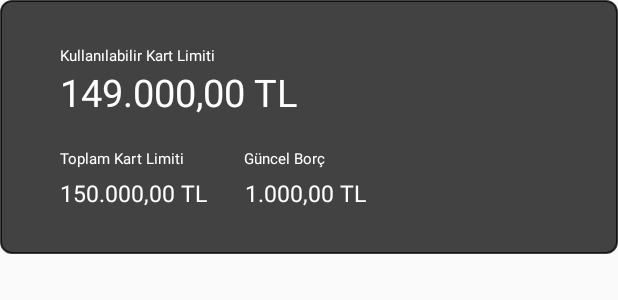
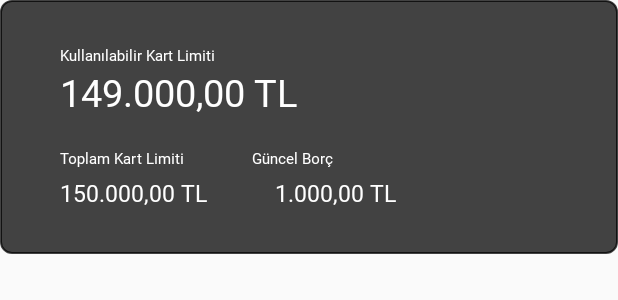
Before and after one commit to egecanceylan/ARBoost, an Android app: the layout credit_card_home_screen.xml on its own in the app's theme, with its tools: preview values and no code run, on a phone screen of 412 x 824 dp. Shown: the top 300 px of the screen. Run offline under Robolectric (Android 15) with nearby library versions, the phone set to English and light mode, and no system bars.

Commit message:
credit card home screen values fixed

```diff
--- a/app/src/main/java/com/oneandonly/arboost/view/ArActivity.java
+++ b/app/src/main/java/com/oneandonly/arboost/view/ArActivity.java
@@ -34,17 +34,19 @@ public class ArActivity extends AppCompatActivity {
         Intent intent = getIntent();
         CardModel cardmodel = intent.getParcelableExtra("cardModel");
 
+        LayoutInflater layoutInflater = getLayoutInflater();
+
         // Credit Card Home Screen with db values
-        LayoutInflater layoutInflater = getLayoutInflater();
         View creditCardHomeScreen = layoutInflater.inflate(R.layout.credit_card_home_screen, null);
 
         TextView creditCardDebt = creditCardHomeScreen.findViewById(R.id.credit_card_home_screen_current_debt);
         TextView creditCardCurrentLimit = creditCardHomeScreen.findViewById(R.id.credit_card_home_screen_card_limit);
         TextView creditCardTotalLimit = creditCardHomeScreen.findViewById(R.id.credit_card_home_screen_total_card_limit);
 
+        //double creditCardDebt = cardmodel.getDebt();
         creditCardDebt.setText(String.valueOf(cardmodel.getDebt()));
-        creditCardCurrentLimit.setText(String.valueOf(cardmodel.getAccountLimit()));
-        creditCardTotalLimit.setText(String.valueOf(cardmodel.getFlexibleAccountLimit()));
+        creditCardCurrentLimit.setText(String.valueOf(cardmodel.getAccountLimit()-cardmodel.getDebt()));
+        creditCardTotalLimit.setText(String.valueOf(cardmodel.getAccountLimit()));
 
 
 
@@ -189,7 +191,7 @@ public class ArActivity extends AppCompatActivity {
         arFragment = (ArFragment) getSupportFragmentManager().findFragmentById(R.id.ar_fragment);
 
         arFragment.setOnTapArPlaneListener((hitResult, plane, motionEvent) -> {
-            placeTextView(hitResult.createAnchor(), prepaidCardDetailsScreen);
+            placeTextView(hitResult.createAnchor(), creditCardHomeScreen);
         });
 
 //        System.out.println(cardmodel.getCardNumber());
--- a/app/src/main/res/layout/credit_card_home_screen.xml
+++ b/app/src/main/res/layout/credit_card_home_screen.xml
@@ -10,23 +10,24 @@
         android:id="@+id/container"
         android:layout_width="match_parent"
         android:layout_height="wrap_content"
-        android:background="@drawable/round_border"
-        >
+        android:background="@drawable/round_border">
 
         <TextView
             android:id="@+id/home_screen_card_limit_text"
             android:layout_width="wrap_content"
             android:layout_height="wrap_content"
+            android:layout_marginLeft="40dp"
+            android:fontFamily="@font/fira_sans_semi_bold"
+            android:layout_marginTop="30dp"
             android:text="Kullanılabilir Kart Limiti"
-            android:textSize="10dp"
             android:textColor="#fff"
-            android:layout_marginLeft="40dp"
-            android:layout_marginTop="30dp" />
+            android:textSize="10dp" />
 
         <TextView
             android:id="@+id/credit_card_home_screen_card_limit"
             android:layout_width="wrap_content"
             android:layout_height="wrap_content"
+            android:fontFamily="@font/fira_sans_semi_bold"
             android:layout_below="@id/home_screen_card_limit_text"
             android:layout_marginLeft="40dp"
             android:text="149.000,00 TL"
@@ -37,50 +38,54 @@
             android:id="@+id/home_screen_total_card_limit_text"
             android:layout_width="wrap_content"
             android:layout_height="wrap_content"
+            android:layout_below="@id/credit_card_home_screen_card_limit"
+            android:layout_marginStart="40dp"
+            android:layout_marginTop="20dp"
+            android:fontFamily="@font/fira_sans_semi_bold"
             android:text="Toplam Kart Limiti"
-            android:layout_marginStart="40dp"
             android:textColor="#fff"
-            android:layout_below="@id/credit_card_home_screen_card_limit"
-            android:layout_marginTop="20dp"
-            android:textSize="10dp"/>
+            android:textSize="10dp" />
 
         <TextView
             android:id="@+id/credit_card_home_screen_total_card_limit"
             android:layout_width="wrap_content"
             android:layout_height="wrap_content"
+            android:layout_below="@id/home_screen_total_card_limit_text"
+            android:layout_marginStart="40dp"
+            android:layout_marginTop="5dp"
+            android:layout_marginBottom="30dp"
+            android:fontFamily="@font/fira_sans_semi_bold"
             android:text="150.000,00 TL"
-            android:layout_marginStart="40dp"
             android:textColor="#fff"
-            android:layout_below="@id/home_screen_total_card_limit_text"
-            android:layout_marginTop="5dp"
-            android:textSize="15dp"
-            android:layout_marginBottom="30dp"/>
+            android:textSize="15dp" />
 
         <TextView
             android:id="@+id/home_screen_current_debt_text"
             android:layout_width="wrap_content"
             android:layout_height="wrap_content"
-            android:text="Güncel Borç"
+            android:layout_below="@id/credit_card_home_screen_card_limit"
+            android:layout_marginStart="45dp"
+            android:fontFamily="@font/fira_sans_semi_bold"
+            android:layout_marginTop="20dp"
             android:layout_marginEnd="80dp"
             android:layout_toRightOf="@id/home_screen_total_card_limit_text"
-            android:layout_marginStart="40dp"
+            android:text="Güncel Borç"
             android:textColor="#fff"
-            android:layout_below="@id/credit_card_home_screen_card_limit"
-            android:layout_marginTop="20dp"
-            android:textSize="10dp"/>
+            android:textSize="10dp" />
 
         <TextView
             android:id="@+id/credit_card_home_screen_current_debt"
             android:layout_width="wrap_content"
             android:layout_height="wrap_content"
+            android:layout_below="@id/home_screen_total_card_limit_text"
+            android:layout_marginStart="45dp"
+            android:layout_marginTop="5dp"
+            android:layout_marginBottom="30dp"
+            android:layout_toRightOf="@id/credit_card_home_screen_total_card_limit"
+            android:fontFamily="@font/fira_sans_semi_bold"
             android:text="1.000,00 TL"
-            android:layout_marginStart="25dp"
-            android:layout_toRightOf="@id/credit_card_home_screen_total_card_limit"
             android:textColor="#fff"
-            android:layout_below="@id/home_screen_total_card_limit_text"
-            android:layout_marginTop="5dp"
-            android:textSize="15dp"
-            android:layout_marginBottom="30dp"/>
+            android:textSize="15dp" />
 
     </RelativeLayout>
 
```
